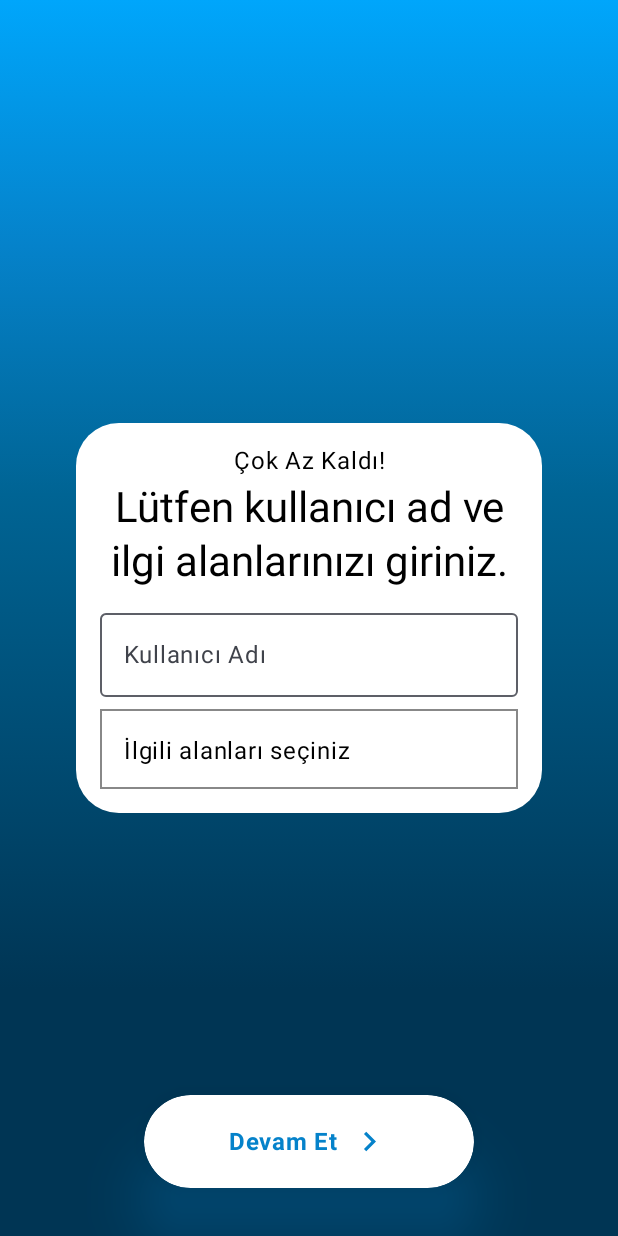
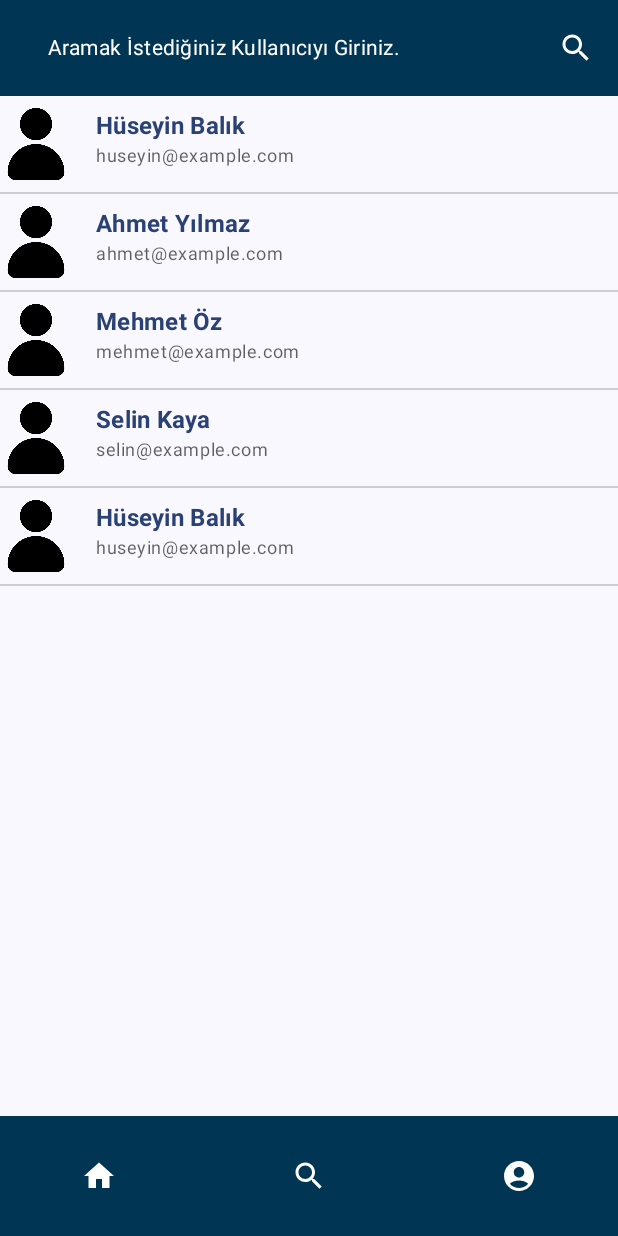
Before and after one commit to HuseyinBlk/SocialMediaEmotionDetection, an Android app built with Jetpack Compose: the screen it shows after launch (MainActivity), on a phone screen of 412 x 824 dp. Run offline under Robolectric (Android 15) with nearby library versions, the phone set to English and light mode, and no system bars; our stand-ins replace Dagger/Hilt's generated code, Firebase (no records; nobody signed in at launch, a user with empty details on screens opened directly).

Commit message:
SearchScreen and other components

```diff
--- a/app/src/main/java/com/hope/socialmediaemotiondetection/view/Home/HomeScreen.kt
+++ b/app/src/main/java/com/hope/socialmediaemotiondetection/view/Home/HomeScreen.kt
@@ -20,7 +20,6 @@ import androidx.compose.material.icons.filled.Person
 import androidx.compose.material.icons.filled.Search
 import androidx.compose.material.icons.filled.Send
 import androidx.compose.material.icons.filled.Settings
-import androidx.compose.material3.BottomAppBar
 import androidx.compose.material3.Divider
 import androidx.compose.material3.ExperimentalMaterial3Api
 import androidx.compose.material3.Icon
@@ -46,6 +45,7 @@ import androidx.compose.ui.text.font.FontWeight
 import androidx.compose.ui.unit.dp
 import com.hope.socialmediaemotiondetection.view.components.PostItem
 import com.hope.socialmediaemotiondetection.view.components.samplePosts
+import com.hope.socialmediaemotiondetection.view.ui.theme.renk4
 
 @OptIn(ExperimentalMaterial3Api::class)
 @Composable
@@ -65,7 +65,10 @@ fun MainScreen() {
             )
         },
         bottomBar = {
-            NavigationBar (){
+            NavigationBar (
+                modifier = Modifier.height(80.dp),
+                containerColor = renk4
+            ){
                 NavigationBarItem(
                     onClick = {
                         // Tıklama olayını buraya ekleyin
@@ -161,23 +164,3 @@ fun MainScreen() {
         }
     }
 }
-
-@Composable
-fun BottomNavigationBar() {
-    BottomAppBar(
-        contentColor = Color.Black,
-        containerColor = Color.White
-
-    ) {
-        Column (
-        ){
-            IconButton(onClick = { /* Home action */ }) {
-                Icon(imageVector = Icons.Default.Home, contentDescription = "Home")
-            }
-            IconButton(onClick = { /* Profile action */ }) {
-                Icon(imageVector = Icons.Default.Person, contentDescription = "Profile")
-            }
-        }
-
-    }
-}
--- a/app/src/main/java/com/hope/socialmediaemotiondetection/view/MainActivity.kt
+++ b/app/src/main/java/com/hope/socialmediaemotiondetection/view/MainActivity.kt
@@ -1,6 +1,7 @@
 package com.hope.socialmediaemotiondetection.view
 
 import GetUsernameScreen
+import SearchScreen
 import android.os.Bundle
 import androidx.activity.ComponentActivity
 import androidx.activity.compose.setContent
@@ -23,6 +24,48 @@ class MainActivity : ComponentActivity() {
         super.onCreate(savedInstanceState)
         enableEdgeToEdge()
         setContent {
+            val userList = listOf(
+                User(
+                    userId = "1",
+                    username = "Hüseyin Balık",
+                    email = "huseyin@example.com",
+                    profileImage = "https://example.com/profile1.jpg",
+                    bio = "Software Engineer",
+                    interests = listOf("Tech", "AI")
+                ),
+                User(
+                    userId = "2",
+                    username = "Ahmet Yılmaz",
+                    email = "ahmet@example.com",
+                    profileImage = "https://example.com/profile2.jpg",
+                    bio = "Graphic Designer",
+                    interests = listOf("Art", "Photography")
+                ),
+                User(
+                    userId = "3",
+                    username = "Mehmet Öz",
+                    email = "mehmet@example.com",
+                    profileImage = null, // Profil resmi olmayan kullanıcı
+                    bio = "Doctor and Writer",
+                    interests = listOf("Health", "Writing")
+                ),
+                User(
+                    userId = "4",
+                    username = "Selin Kaya",
+                    email = "selin@example.com",
+                    profileImage = "https://example.com/profile4.jpg",
+                    bio = "Music Lover",
+                    interests = listOf("Music", "Travel")
+                ),
+                User(
+                    userId = "5",
+                username = "Hüseyin Balık",
+                email = "huseyin@example.com",
+                profileImage = "https://example.com/profile1.jpg",
+                bio = "Software Engineer",
+                interests = listOf("Tech", "AI")
+                )
+            )
             SocialMediaEmotionDetectionTheme {
                 /*
                 val firebaseAuth = FirebaseAuth.getInstance()
@@ -42,7 +85,7 @@ class MainActivity : ComponentActivity() {
                     }
                 }
                 */
-                GetUsernameScreen()
+                SearchScreen(userList)
             }
         }
     }
--- /dev/null
+++ b/app/src/main/java/com/hope/socialmediaemotiondetection/view/Search/SearchScreen.kt
@@ -0,0 +1,162 @@
+
+import androidx.compose.foundation.clickable
+import androidx.compose.foundation.layout.*
+import androidx.compose.foundation.lazy.LazyColumn
+import androidx.compose.foundation.lazy.items
+import androidx.compose.material.icons.Icons
+import androidx.compose.material.icons.filled.AccountCircle
+import androidx.compose.material.icons.filled.Home
+import androidx.compose.material.icons.filled.Search
+import androidx.compose.material3.*
+import androidx.compose.runtime.*
+import androidx.compose.ui.Alignment
+import androidx.compose.ui.Modifier
+import androidx.compose.ui.graphics.Color
+import androidx.compose.ui.text.input.TextFieldValue
+import androidx.compose.ui.unit.dp
+import androidx.compose.ui.text.style.TextAlign
+import com.hope.socialmediaemotiondetection.model.user.User
+import com.hope.socialmediaemotiondetection.view.ui.theme.DarkTextColor
+import com.hope.socialmediaemotiondetection.view.ui.theme.renk2
+import com.hope.socialmediaemotiondetection.view.ui.theme.renk4
+
+@OptIn(ExperimentalMaterial3Api::class)
+@Composable
+fun SearchScreen(userList: List<User>) {
+    var searchText by remember { mutableStateOf(TextFieldValue("")) }
+
+    Scaffold(
+        topBar = {
+            TopAppBar(
+                title = {
+                    Box(
+                        modifier = Modifier
+                            .fillMaxWidth(),
+                        contentAlignment = Alignment.Center
+                    ){
+                        OutlinedTextField(
+                            value = searchText,
+                            onValueChange = { searchText = it },
+                            placeholder = {
+                                Text(
+                                    text = "Aramak İstediğiniz Kullanıcıyı Giriniz.",
+                                    style = MaterialTheme.typography.bodyMedium.copy(
+                                        color = Color.White
+                                    )
+                                )
+                            },
+                            singleLine = true,
+                            modifier = Modifier.fillMaxWidth(1f),
+                            trailingIcon = {
+                                Icon(
+                                    imageVector = Icons.Default.Search,
+                                    contentDescription = "Search Icon",
+                                    tint = Color.White,
+                                    modifier = Modifier
+                                        .padding(end = 8.dp)
+                                        .clickable {
+                                            // Arama butonu tıklama işlemi burada yapılabilir
+                                        }
+                                )
+                            },
+                            colors = TextFieldDefaults.colors(
+                                focusedIndicatorColor = Color.Transparent,
+                                disabledIndicatorColor = Color.Transparent,
+                                unfocusedIndicatorColor = Color.Transparent,
+                                errorIndicatorColor = Color.Transparent,
+                                focusedTextColor = DarkTextColor,
+                                unfocusedTextColor = DarkTextColor,
+                                focusedPlaceholderColor = DarkTextColor,
+                                unfocusedPlaceholderColor = DarkTextColor,
+                                focusedLeadingIconColor = DarkTextColor,
+                                unfocusedLeadingIconColor = DarkTextColor,
+                                focusedContainerColor = Color.Transparent,
+                                unfocusedContainerColor = Color.Transparent
+                            )
+                        )
+                    }
+                },
+                colors = TopAppBarDefaults.mediumTopAppBarColors(
+                    containerColor = renk4
+                )
+            )
+        },
+        bottomBar = {
+            NavigationBar (
+                modifier = Modifier.height(80.dp),
+                containerColor = renk4
+            ){
+                NavigationBarItem(
+                    onClick = {
+                        // Tıklama olayını buraya ekleyin
+                    },
+                    selected = false,
+                    icon = {
+                        Icon(
+                            imageVector = Icons.Default.Home,
+                            contentDescription = "Home Icon",
+                            tint = Color.White
+                        )
+                    }
+                )
+                NavigationBarItem(
+                    onClick = {
+                        // Tıklama olayını buraya ekleyin
+                    },
+                    selected = false,
+                    icon = {
+                        Icon(
+                            imageVector = Icons.Default.Search,
+                            contentDescription = "Search Icon",
+                            tint = Color.White
+                        )
+                    }
+                )
+                NavigationBarItem(
+                    onClick = {
+                        // Tıklama olayını buraya ekleyin
+                    },
+                    selected = false,
+                    icon = {
+                        Icon(
+                            imageVector = Icons.Default.AccountCircle,
+                            contentDescription = "Profile Icon",
+                            tint = Color.White
+                        )
+                    }
+                )
+            }
+        },
+        content = { paddingValues ->
+            LazyColumn(
+                modifier = Modifier
+                    .fillMaxSize()
+                    .padding(paddingValues)
+            ) {
+                val filteredUsers = userList.filter {
+                    it.username.contains(searchText.text, ignoreCase = true)
+                }
+
+                if (filteredUsers.isEmpty()) {
+                    item {
+                        Text(
+                            text = "No users found.",
+                            style = MaterialTheme.typography.bodyLarge.copy(
+                                textAlign = TextAlign.Center,
+                                color = MaterialTheme.colorScheme.onBackground
+                            ),
+                            modifier = Modifier
+                                .fillMaxWidth()
+                                .padding(vertical = 16.dp)
+                        )
+                    }
+                } else {
+                    items(filteredUsers) { user ->
+                        UserListItem(user = user)
+                        Divider(color = MaterialTheme.colorScheme.onSurface.copy(alpha = 0.2f))
+                    }
+                }
+            }
+        }
+    )
+}
--- /dev/null
+++ b/app/src/main/java/com/hope/socialmediaemotiondetection/view/components/BottomNavigationBar.kt
@@ -0,0 +1,31 @@
+package com.hope.socialmediaemotiondetection.view.components
+
+import androidx.compose.foundation.layout.Column
+import androidx.compose.material.icons.Icons
+import androidx.compose.material.icons.filled.Home
+import androidx.compose.material.icons.filled.Person
+import androidx.compose.material3.BottomAppBar
+import androidx.compose.material3.Icon
+import androidx.compose.material3.IconButton
+import androidx.compose.runtime.Composable
+import androidx.compose.ui.graphics.Color
+
+@Composable
+fun BottomNavigationBar() {
+    BottomAppBar(
+        contentColor = Color.Black,
+        containerColor = Color.White
+
+    ) {
+        Column (
+        ){
+            IconButton(onClick = { /* Home action */ }) {
+                Icon(imageVector = Icons.Default.Home, contentDescription = "Home")
+            }
+            IconButton(onClick = { /* Profile action */ }) {
+                Icon(imageVector = Icons.Default.Person, contentDescription = "Profile")
+            }
+        }
+
+    }
+}
--- /dev/null
+++ b/app/src/main/java/com/hope/socialmediaemotiondetection/view/components/UserListItem.kt
@@ -0,0 +1,58 @@
+import androidx.compose.foundation.Image
+import androidx.compose.foundation.clickable
+import androidx.compose.foundation.layout.Column
+import androidx.compose.foundation.layout.Row
+import androidx.compose.foundation.layout.Spacer
+import androidx.compose.foundation.layout.fillMaxWidth
+import androidx.compose.foundation.layout.padding
+import androidx.compose.foundation.layout.size
+import androidx.compose.foundation.layout.width
+import androidx.compose.material3.MaterialTheme
+import androidx.compose.material3.Text
+import androidx.compose.runtime.Composable
+import com.hope.socialmediaemotiondetection.model.user.User
+import androidx.compose.ui.Modifier
+import androidx.compose.ui.draw.clip
+import androidx.compose.ui.layout.ContentScale
+import androidx.compose.ui.res.painterResource
+import androidx.compose.ui.text.font.FontWeight
+import androidx.compose.ui.unit.dp
+import com.hope.socialmediaemotiondetection.R
+@Composable
+fun UserListItem(user: User) {
+    Row(
+        modifier = Modifier
+            .fillMaxWidth()
+            .padding(vertical = 8.dp)
+            .clickable { /* Kullanıcıyı seçme işlemi */ }
+    ) {
+        Image(
+            painter = painterResource(id = R.drawable.avatar), // Profil resmi için
+            contentDescription = "Profile Picture",
+            modifier = Modifier
+                .size(48.dp)
+                .clip(MaterialTheme.shapes.small),
+            contentScale = ContentScale.Crop
+        )
+
+        Spacer(modifier = Modifier.width(16.dp))
+
+        Column(
+            modifier = Modifier.fillMaxWidth()
+        ) {
+            Text(
+                text = user.username,
+                style = MaterialTheme.typography.titleMedium.copy(
+                    fontWeight = FontWeight.Bold,
+                    color = MaterialTheme.colorScheme.primary
+                )
+            )
+            Text(
+                text = user.email,
+                style = MaterialTheme.typography.bodySmall.copy(
+                    color = MaterialTheme.colorScheme.onBackground.copy(alpha = 0.7f)
+                )
+            )
+        }
+    }
+}
--- a/app/src/main/java/com/hope/socialmediaemotiondetection/view/registration/GetUsernameScreen.kt
+++ b/app/src/main/java/com/hope/socialmediaemotiondetection/view/registration/GetUsernameScreen.kt
@@ -47,6 +47,7 @@ fun GetUsernameScreen() {
     var expanded by remember { mutableStateOf(false) }
     //seçilen ilgi alanları için liste
     val selectedInterests = remember { mutableStateMapOf<String, Boolean>() }
+    var inputValue by remember { mutableStateOf("") }
     Box(modifier = Modifier
         .background(
             brush = Brush.verticalGradient(
@@ -79,8 +80,8 @@ fun GetUsernameScreen() {
                 fontWeight = FontWeight.Normal
             )
             OutlinedTextField(
-                value = "",
-                onValueChange = {},
+                value = inputValue,
+                onValueChange = {inputValue = it},
                 label = { Text("Kullanıcı Adı") },
                 modifier = Modifier
                     .fillMaxWidth()
@@ -139,6 +140,7 @@ fun GetUsernameScreen() {
             modifier = Modifier
                 .align(Alignment.BottomCenter)
                 .padding(horizontal = 80.dp, vertical = 16.dp) // Butonun hizalaması ve padding
+                .fillMaxWidth()
         )
     }
 }
--- a/app/src/main/java/com/hope/socialmediaemotiondetection/view/registration/RegistrationScreen.kt
+++ b/app/src/main/java/com/hope/socialmediaemotiondetection/view/registration/RegistrationScreen.kt
@@ -36,7 +36,6 @@ import androidx.compose.ui.text.font.FontWeight
 import androidx.compose.ui.text.input.PasswordVisualTransformation
 import androidx.compose.ui.text.input.VisualTransformation
 import androidx.compose.ui.text.style.TextAlign
-import androidx.compose.ui.tooling.preview.Preview
 import androidx.compose.ui.unit.dp
 import androidx.hilt.navigation.compose.hiltViewModel
 import androidx.navigation.NavController
```
